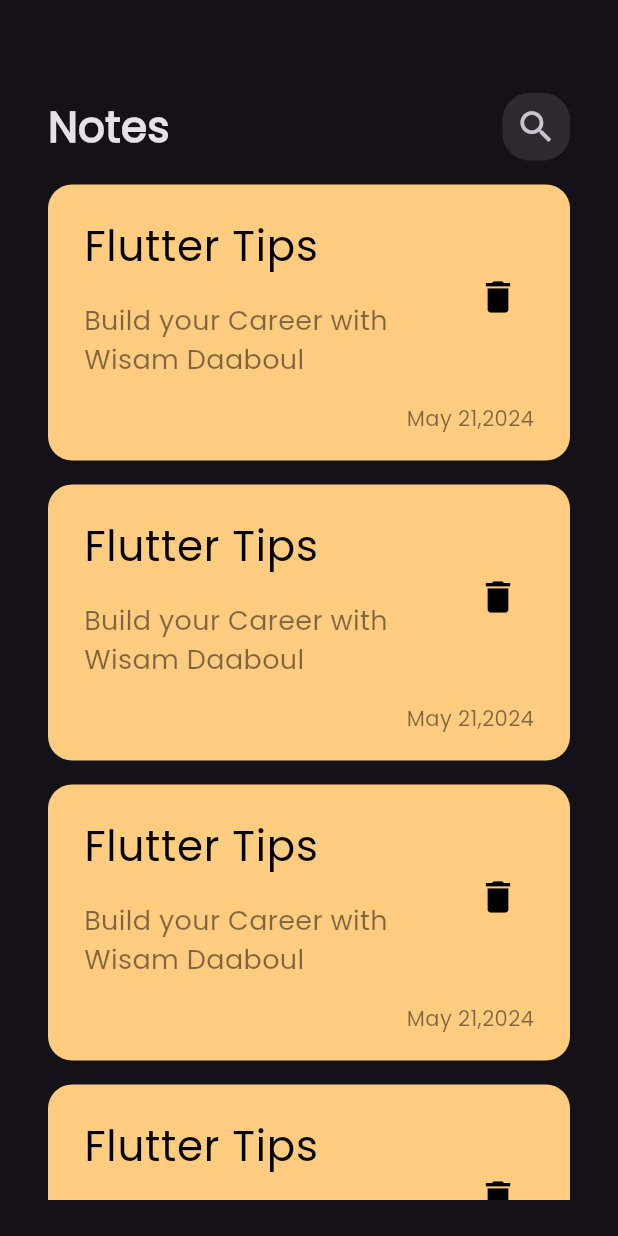
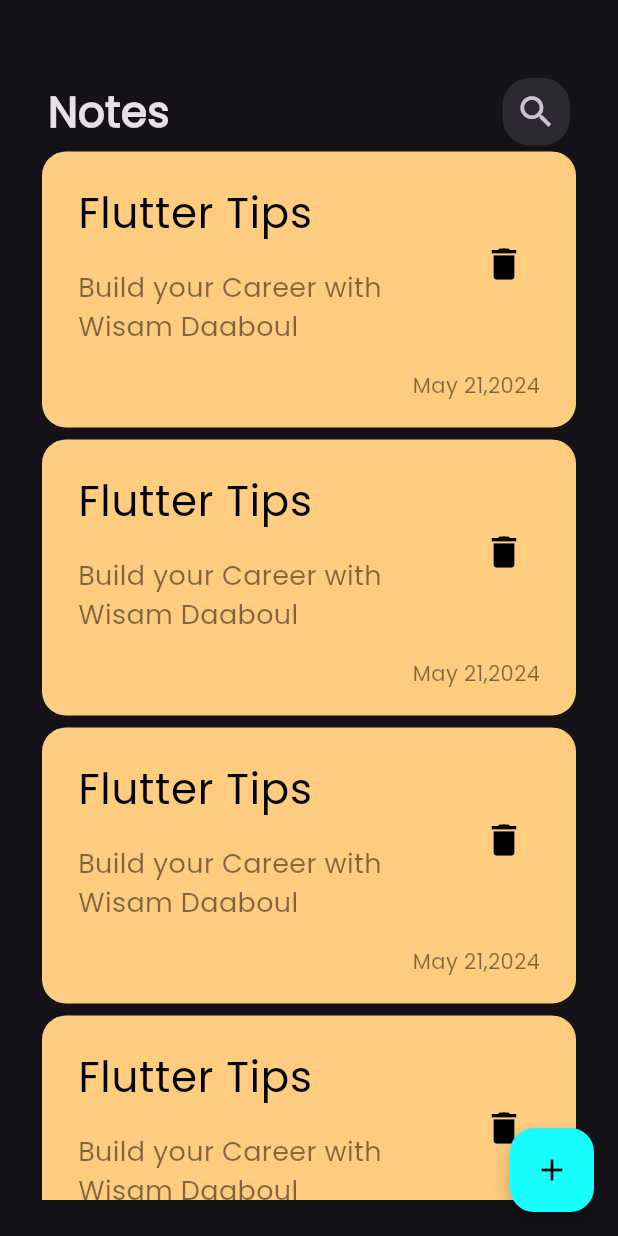
Before and after one commit to wisam4tech/notes_app, a Flutter app: the screen it shows after launch, on a phone screen of 412 x 824 dp. Run offline on Flutter 3.47's test engine with Material 3 defaults, Android fonts, the phone set to English and light mode, and no system bars.

Commit message:
create floating action button

```diff
--- a/lib/views/notes_view.dart
+++ b/lib/views/notes_view.dart
@@ -9,6 +9,14 @@ class NotesView extends StatelessWidget {
   @override
   Widget build(BuildContext context) {
     return Scaffold(
+      floatingActionButton: FloatingActionButton(
+        backgroundColor: Colors.cyanAccent,
+        onPressed: () {},
+        child: Icon(
+          Icons.add,
+          color: Colors.black,
+        ),
+      ),
       body: NotesViewBodyWidget(),
     );
   }
--- a/lib/widgets/custom_app_bar_widget.dart
+++ b/lib/widgets/custom_app_bar_widget.dart
@@ -7,7 +7,7 @@ class CustomAppBarWidget extends StatelessWidget {
   @override
   Widget build(BuildContext context) {
     return Padding(
-      padding: const EdgeInsets.all(8.0),
+      padding: const EdgeInsets.only(top: 8, left: 8, right: 8),
       child: Row(
         mainAxisAlignment: MainAxisAlignment.spaceBetween,
         children: [
--- a/lib/widgets/note_item.dart
+++ b/lib/widgets/note_item.dart
@@ -6,7 +6,7 @@ class NoteItem extends StatelessWidget {
   @override
   Widget build(BuildContext context) {
     return Padding(
-      padding: const EdgeInsets.all(8.0),
+      padding: const EdgeInsets.all(4),
       child: Container(
         padding: EdgeInsets.only(
           top: 4,
--- a/lib/widgets/notes_view_body_widget.dart
+++ b/lib/widgets/notes_view_body_widget.dart
@@ -13,7 +13,7 @@ class NotesViewBodyWidget extends StatelessWidget {
       child: Column(
         children: [
           SizedBox(
-            height: 30,
+            height: 20,
           ),
           CustomAppBarWidget(),
           NotesListView(),
```
